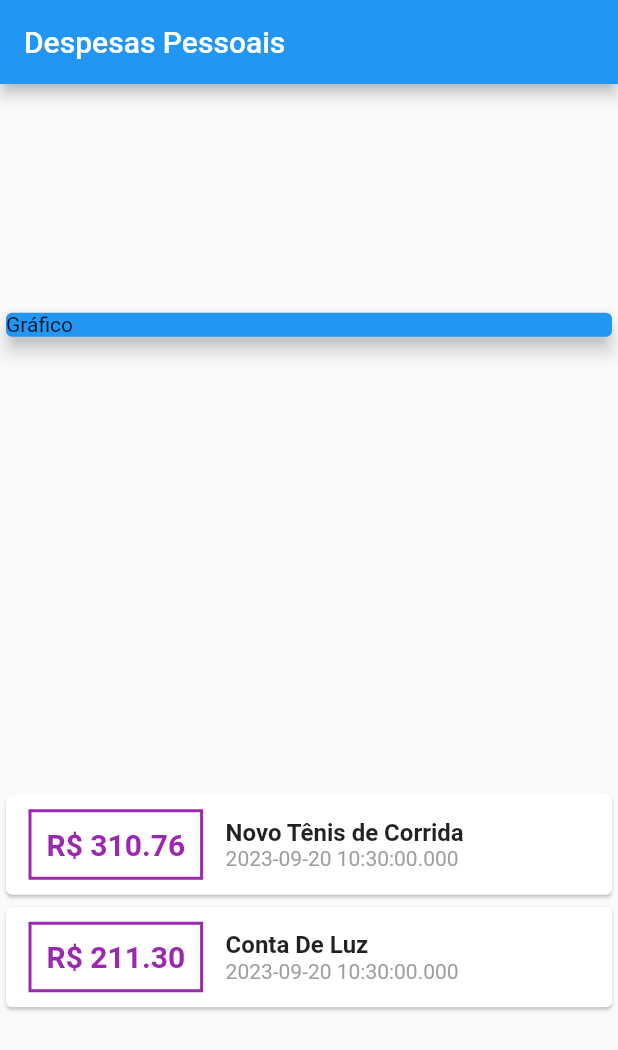
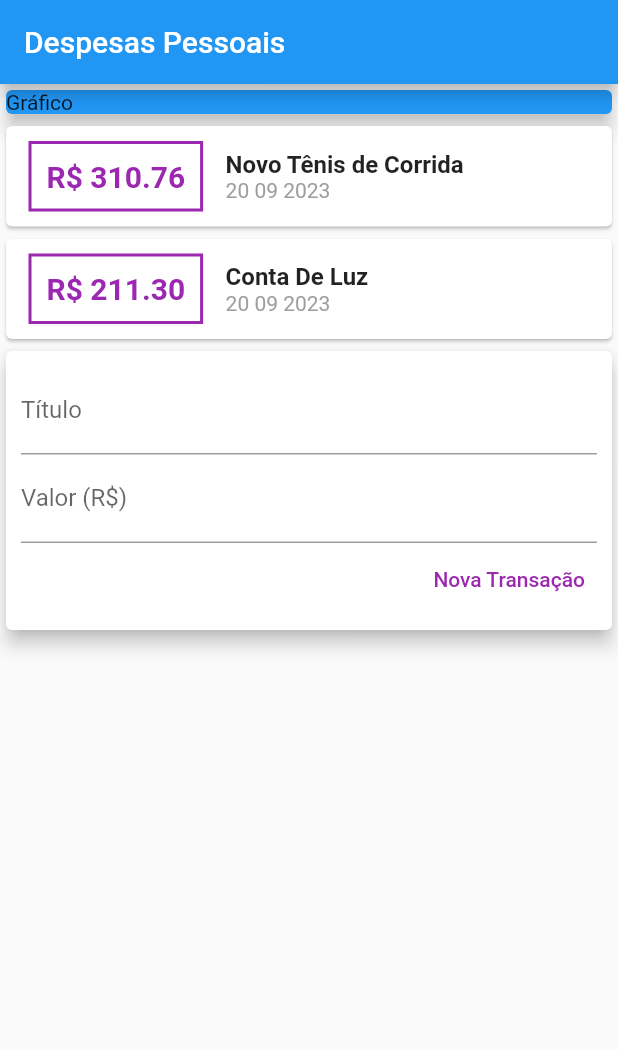
Before and after one commit to TewSantos/App_Despesas, a Flutter app: the screen it shows after launch, on a phone screen of 412 x 824 dp. Shown: the top 1050 px of the screen. Run offline on Flutter 3.47's test engine with Material 2 defaults, Android fonts, the phone set to English and light mode, and no system bars.

Commit message:
Criação da Parte inicial da Aplicação

```diff
--- a/lib/main.dart
+++ b/lib/main.dart
@@ -1,5 +1,6 @@
 import 'package:expenses/models/Transaction.dart';
 import 'package:flutter/material.dart';
+import 'package:intl/intl.dart';
 
 main() => runApp(ExpensesApp());
 
@@ -35,7 +36,6 @@ class MyHomePage extends StatelessWidget {
       title: Text ('Despesas Pessoais'),
      ),
      body: Column(
-      mainAxisAlignment: MainAxisAlignment.spaceAround,
       crossAxisAlignment: CrossAxisAlignment.stretch,
       children: [
         const SizedBox(
@@ -81,9 +81,10 @@ class MyHomePage extends StatelessWidget {
                           fontSize: 16,
                       )
                       ),
-                      Text(tr.date.toString(),
+                    Text(
+                      DateFormat('d MM y').format (tr.date),
                       style: const TextStyle(
-                          color: Colors.grey
+                          color: Colors.grey,
                       )
                       ),
 
@@ -93,6 +94,42 @@ class MyHomePage extends StatelessWidget {
               ),
             );
           }).toList(),
+        ),
+        Card(
+          elevation:5,
+          child: Padding(
+            padding: const EdgeInsets.all(10),
+            child: Container(
+              child: Column(
+                children:[
+                  TextField(
+                    decoration: InputDecoration(
+                      labelText: 'Título',
+                    )
+                  ),
+                  TextField(
+                    decoration: InputDecoration(
+                      labelText: 'Valor (R\$)',
+                    )
+                  ),
+                  Row(
+                    mainAxisAlignment: MainAxisAlignment.end,
+                    children: [
+                      TextButton(
+                        child: Text(
+                          'Nova Transação',
+                          style: TextStyle (
+                            color: Colors.purple,
+                          ),
+                          ),
+                        onPressed: () {},
+                      ),
+                    ],
+                  )
+                ],
+                ),
+            ),
+          ),
         )
       ]
      ),
--- a/pubspec.yaml
+++ b/pubspec.yaml
@@ -30,7 +30,7 @@ environment:
 dependencies:
   flutter:
     sdk: flutter
-
+  intl: ^0.18.1
 
   # The following adds the Cupertino Icons font to your application.
   # Use with the CupertinoIcons class for iOS style icons.
```
Also changed, not shown: pubspec.lock.
